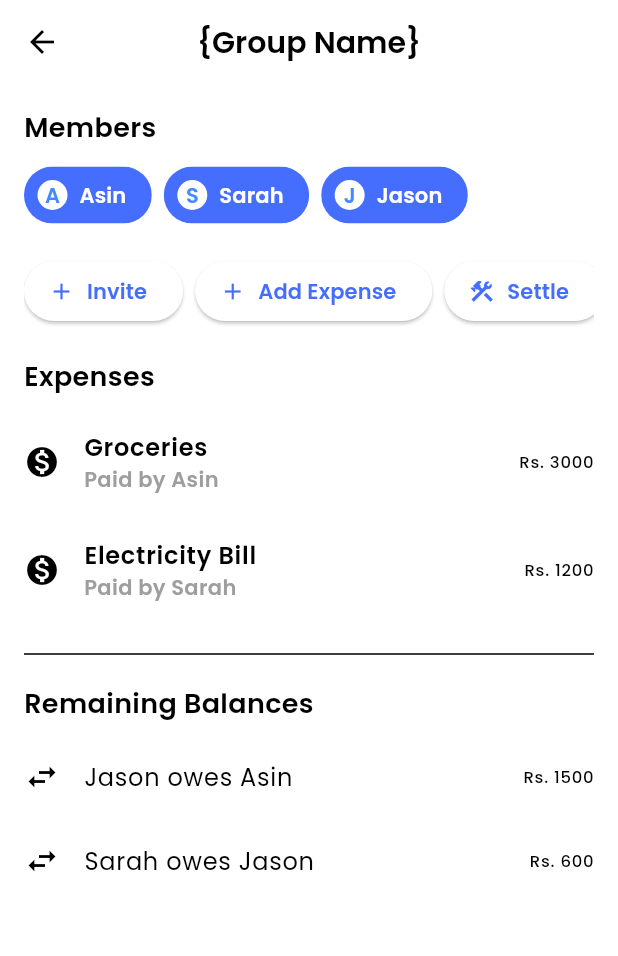
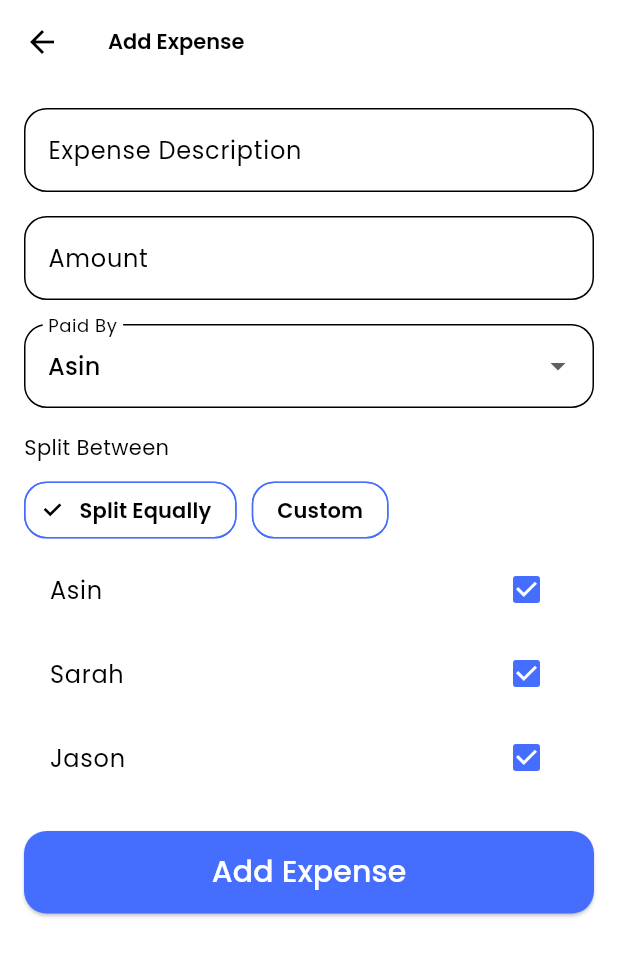
Before and after one commit to AsinOmal/CGP-Adopt-A-Wallet, a Flutter app: the GroupDetailsScreen screen opened directly, after a tap on "Add Expense", on a phone screen of 412 x 824 dp. Shown: the top 956 px of the screen. Run offline on Flutter 3.47's test engine with Material 3 defaults, Android fonts, the phone set to English and light mode, and no system bars; drawn by our look-alikes of overlay_support; our stand-ins replace awesome_snackbar_content, bloc, calendar_view, cloud_firestore, dotted_border, equatable and 27 more; missing offline and left inert: encrypt, feedback, google_mlkit_text_recognition, is_first_run, mailer, mobile_scanner and 5 more; accounts and stored records are empty.

Commit message:
Created Add Budget Sharing Expense Screen(UI)

```diff
--- /dev/null
+++ b/lib/screens/shared-expenses/add_expense_screen.dart
@@ -0,0 +1,173 @@
+import 'package:financial_app/components/simple_button.dart';
+import 'package:flutter/material.dart';
+
+enum SplitMode { equally, custom }
+
+class AddExpenseScreen extends StatefulWidget {
+  static const routeName = '/add-expense';
+
+  const AddExpenseScreen({super.key});
+
+  @override
+  State<AddExpenseScreen> createState() => _AddExpenseScreenState();
+}
+
+class _AddExpenseScreenState extends State<AddExpenseScreen> {
+  final TextEditingController descriptionController = TextEditingController();
+  final TextEditingController amountController = TextEditingController();
+
+  String selectedPayer = 'Asin';
+  String selectedSplitMode = 'Equally';
+  SplitMode splitMode = SplitMode.equally;
+  final Map<String, bool> splitEqually = {
+    'Asin': true,
+    'Sarah': true,
+    'Jason': true,
+  };
+  final Map<String, TextEditingController> customAmountControllers = {
+    'Asin': TextEditingController(),
+    'Sarah': TextEditingController(),
+    'Jason': TextEditingController(),
+  };
+  final List<String> members = ['Asin', 'Sarah', 'Jason'];
+  String paidBy = 'Asin';
+  Map<String, bool> splitBetween = {
+    'Asin': false,
+    'Sarah': true,
+    'Jason': true,
+  };
+
+  @override
+  Widget build(BuildContext context) {
+    return Scaffold(
+      appBar: AppBar(title: const Text('Add Expense')),
+      body: SingleChildScrollView(
+        child: Padding(
+          padding: const EdgeInsets.all(16),
+          child: Column(
+            crossAxisAlignment: CrossAxisAlignment.stretch,
+            children: [
+              TextField(
+                controller: descriptionController,
+                decoration: const InputDecoration(
+                  labelText: 'Expense Description',
+                  border: OutlineInputBorder(
+                    borderRadius: BorderRadius.all(Radius.circular(15)),
+                  ),
+                ),
+              ),
+              const SizedBox(height: 16),
+              TextField(
+                controller: amountController,
+                keyboardType: TextInputType.number,
+                decoration: const InputDecoration(
+                  labelText: 'Amount',
+                  border: OutlineInputBorder(
+                    borderRadius: BorderRadius.all(Radius.circular(15)),
+                  ),
+                ),
+              ),
+              const SizedBox(height: 16),
+              DropdownButtonFormField<String>(
+                value: paidBy,
+                decoration: const InputDecoration(
+                  labelText: 'Paid By',
+                  border: OutlineInputBorder(
+                    borderRadius: BorderRadius.all(Radius.circular(15)),
+                  ),
+                ),
+                items: members.map((m) {
+                  return DropdownMenuItem(value: m, child: Text(m));
+                }).toList(),
+                onChanged: (val) {
+                  setState(() {
+                    paidBy = val!;
+                  });
+                },
+              ),
+              const SizedBox(height: 16),
+              const Text('Split Between'),
+              const SizedBox(height: 8),
+              Row(
+                children: [
+                  ChoiceChip(
+                    shape: RoundedRectangleBorder(
+                      borderRadius: BorderRadius.circular(15),
+                      side: const BorderSide(color: Color(0xFF456EFE)),
+                    ),
+                    label: const Text(
+                      'Split Equally',
+                      style: TextStyle(
+                          color: Colors.black, fontWeight: FontWeight.bold),
+                    ),
+                    selected: splitMode == SplitMode.equally,
+                    onSelected: (_) {
+                      setState(() => splitMode = SplitMode.equally);
+                    },
+                  ),
+                  const SizedBox(width: 10),
+                  ChoiceChip(
+                    shape: RoundedRectangleBorder(
+                      borderRadius: BorderRadius.circular(15),
+                      side: const BorderSide(color: const Color(0xFF456EFE)),
+                    ),
+                    label: const Text(
+                      'Custom',
+                      style: TextStyle(
+                          color: Colors.black, fontWeight: FontWeight.bold),
+                    ),
+                    selected: splitMode == SplitMode.custom,
+                    onSelected: (_) {
+                      setState(() => splitMode = SplitMode.custom);
+                    },
+                  ),
+                ],
+              ),
+              Container(
+                decoration: BoxDecoration(
+                  border: Border.all(color: Colors.transparent),
+                  borderRadius: BorderRadius.circular(10),
+                ),
+                child: Column(
+                  children: members.map((m) {
+                    return splitMode == SplitMode.equally
+                        ? CheckboxListTile(
+                            title: Text(m),
+                            value: splitEqually[m],
+                            onChanged: (val) {
+                              setState(() {
+                                splitEqually[m] = val!;
+                              });
+                            },
+                          )
+                        : Padding(
+                            padding: const EdgeInsets.symmetric(
+                                horizontal: 16, vertical: 4),
+                            child: TextField(
+                              controller: customAmountControllers[m],
+                              keyboardType: TextInputType.number,
+                              decoration: InputDecoration(
+                                labelText: '$m\'s Share',
+                                border: const OutlineInputBorder(
+                                  borderSide: BorderSide(color: Colors.grey),
+                                  borderRadius:
+                                      BorderRadius.all(Radius.circular(15)),
+                                ),
+                              ),
+                            ),
+                          );
+                  }).toList(),
+                ),
+              ),
+              const SizedBox(height: 20),
+              SimpleButton(
+                data: 'Add Expense',
+                onPressed: () {},
+              )
+            ],
+          ),
+        ),
+      ),
+    );
+  }
+}
--- a/lib/screens/shared-expenses/group_details.dart
+++ b/lib/screens/shared-expenses/group_details.dart
@@ -1,3 +1,4 @@
+import 'package:financial_app/screens/shared-expenses/add_expense_screen.dart';
 import 'package:flutter/material.dart';
 
 class GroupDetailsScreen extends StatelessWidget {
@@ -71,11 +72,11 @@ class GroupDetailsScreen extends StatelessWidget {
               child: Row(
                 mainAxisAlignment: MainAxisAlignment.spaceEvenly,
                 children: [
-                  _button('Invite'),
+                  _button(context, 'Invite'),
                   const SizedBox(width: 8),
-                  _button('Add Expense'),
+                  _button(context, 'Add Expense'),
                   const SizedBox(width: 8),
-                  _button('Settle',
+                  _button(context, 'Settle',
                       icon: Icons.construction), // Replace icon if needed
                 ],
               ),
@@ -96,9 +97,15 @@ class GroupDetailsScreen extends StatelessWidget {
     );
   }
 
-  Widget _button(String label, {IconData? icon}) {
+  Widget _button(BuildContext context, String label, {IconData? icon}) {
     return ElevatedButton.icon(
-      onPressed: () {},
+      onPressed: () {
+        Navigator.push(context, MaterialPageRoute(
+          builder: (context) {
+            return AddExpenseScreen();
+          },
+        ));
+      },
       icon: icon != null ? Icon(icon) : const Icon(Icons.add),
       label: Text(
         label,
```
